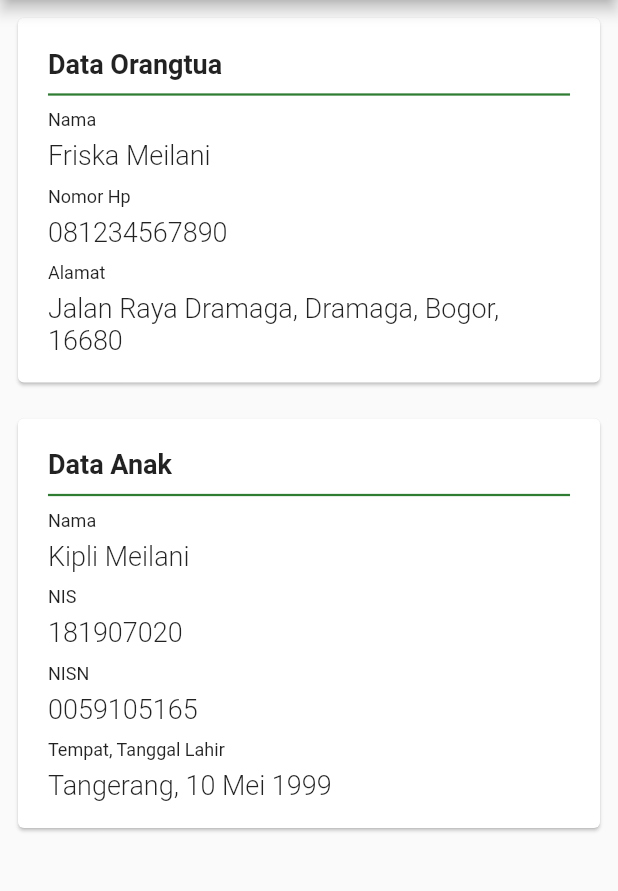
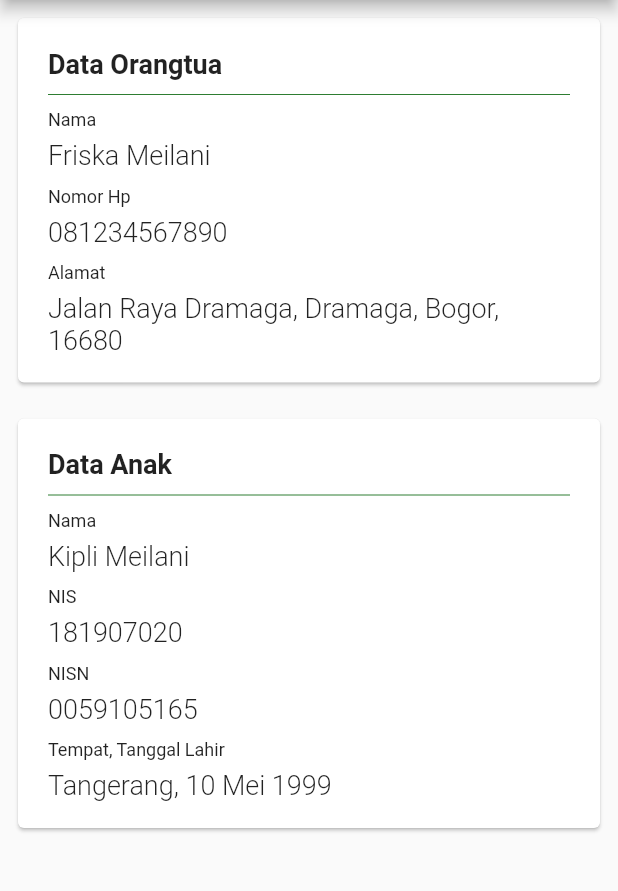
Before and after one commit to friskameilani/SCB-for-Parents, a Flutter app: the Profil screen opened by its route, on a phone screen of 412 x 824 dp, the part 84-975 px from its top. Run offline on Flutter 3.47's test engine with Material 2 defaults, Android fonts, the phone set to English and light mode, and no system bars; our stand-ins replace carousel_pro.

Commit message:
edit beranda

```diff
--- a/lib/pages/beranda.dart
+++ b/lib/pages/beranda.dart
@@ -60,7 +60,7 @@ class _BerandaState extends State<Beranda> {
             ),
             imageCarousel,
             new Padding(
-              padding: const EdgeInsets.all(20.0),
+              padding: const EdgeInsets.fromLTRB(10.0, 20.0, 10.0, 10.0),
               child: new Text(
                 "Kabar Seputar SCB",
                 style: TextStyle(
@@ -71,7 +71,7 @@ class _BerandaState extends State<Beranda> {
             Container(
               height: 320.0,
               child: KabarSeputarSCB(),
-            )
+            ),
           ],
         ),
     );
--- a/lib/pages/profilCard.dart
+++ b/lib/pages/profilCard.dart
@@ -23,7 +23,7 @@ class ProfilCard extends StatelessWidget {
               Divider(
                 color: Colors.green[800],
                 height: 20,
-                thickness: 1.5,
+                //thickness: 1.5,
               ),
                CardText(
                  big: 'Friska Meilani',
@@ -57,7 +57,7 @@ class ProfilCard extends StatelessWidget {
               Divider(
                 color: Colors.green[800],
                 height: 20,
-                thickness: 1.5,
+               // thickness: 1.5,
               ),
                CardText(
                  big: 'Kipli Meilani',
--- a/pubspec.yaml
+++ b/pubspec.yaml
@@ -44,7 +44,6 @@ flutter:
   # To add assets to your application, add an assets section, like this:
   assets:
     - images/
-    - images/scb news.jpg
 
   # An image asset can refer to one or more resolution-specific "variants", see
   # https://flutter.dev/assets-and-images/#resolution-aware.
```
Also changed, not shown: pubspec.lock.
